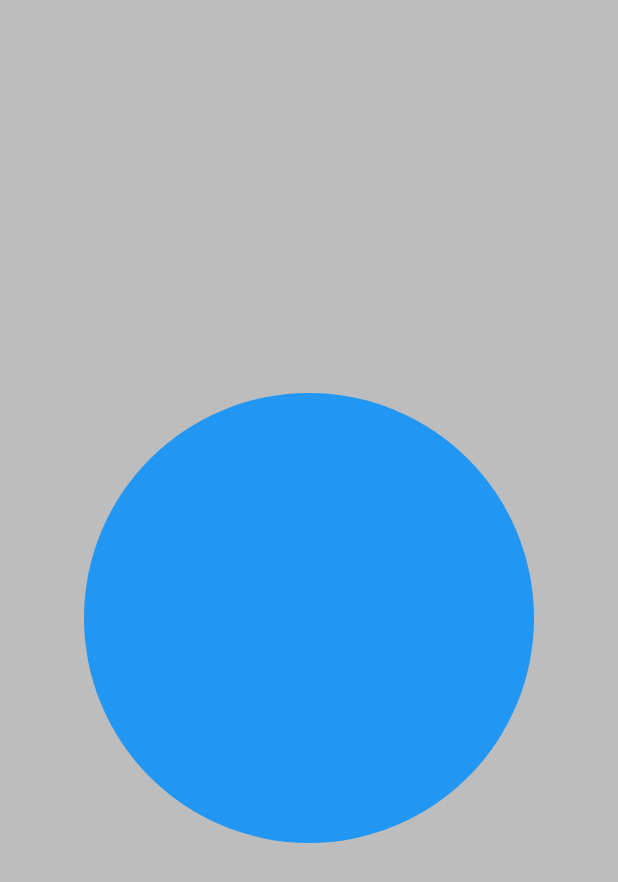
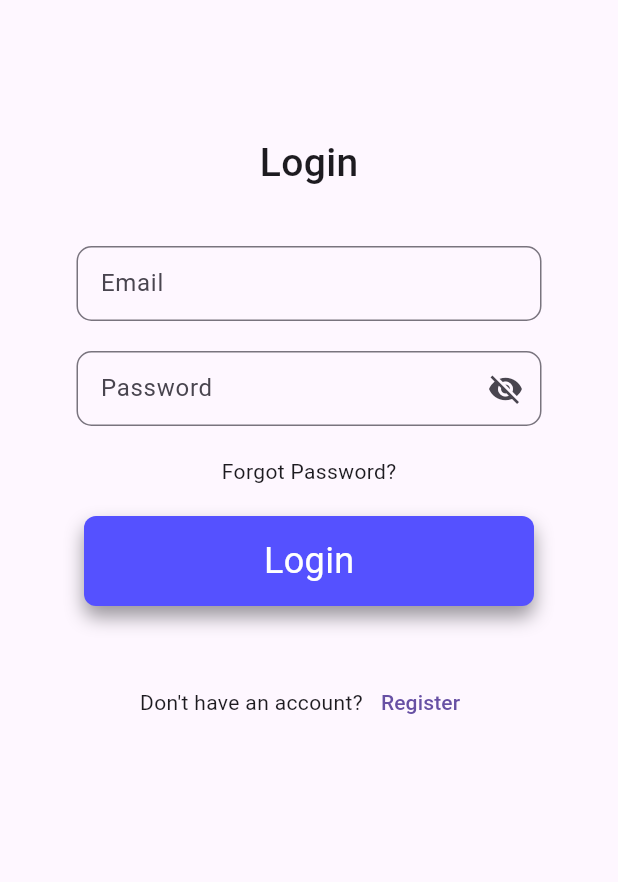
Before and after one commit to Antrimo/Pedro-Raccoon, a Flutter app: the screen it shows after launch, on a phone screen of 412 x 824 dp. Shown: the top 882 px of the screen. Run offline on Flutter 3.47's test engine with Material 3 defaults, Android fonts, the phone set to English and light mode, and no system bars; our stand-ins replace firebase_core; accounts and stored records are empty; Roboto replaces fonts that are missing (Poppins).

Commit message:
login page

```diff
--- /dev/null
+++ b/lib/Pages/login.dart
@@ -0,0 +1,148 @@
+import 'package:flutter/material.dart';
+import 'package:raccoon/raccoon.dart';
+
+class LoginPage extends StatefulWidget {
+  const LoginPage({super.key});
+
+  @override
+  State<LoginPage> createState() => _LoginPageState();
+}
+
+class _LoginPageState extends State<LoginPage> {
+  final GlobalKey<FormState> _formKey = GlobalKey<FormState>();
+  bool _obscureText1 = true;
+
+  final TextEditingController _emailController = TextEditingController();
+  final TextEditingController _passwordController = TextEditingController();
+
+  @override
+  Widget build(BuildContext context) {
+    return Scaffold(
+      body: SingleChildScrollView(
+        padding: const EdgeInsets.all(40.0),
+        child: Form(
+          key: _formKey,
+          child: Column(
+            crossAxisAlignment: CrossAxisAlignment.center,
+            children: [
+              Container(
+                margin: const EdgeInsets.only(top: 50.0),
+                child: const Center(
+                  child: Text(
+                    'Login',
+                    style: TextStyle(
+                      fontSize: 26.0,
+                      fontWeight: FontWeight.w500,
+                      fontFamily: "Poppins",
+                    ),
+                  ),
+                ),
+              ),
+              const SizedBox(height: 37.0),
+              SizedBox(
+                width: 310,
+                height: 50,
+                child: TextFormField(
+                  controller: _emailController,
+                  keyboardType: TextInputType.emailAddress,
+                  decoration: const InputDecoration(
+                    labelText: 'Email',
+                    border: OutlineInputBorder(
+                      borderRadius: BorderRadius.all(Radius.circular(10)),
+                    ),
+                  ),
+                ),
+              ),
+              const SizedBox(height: 20.0),
+              SizedBox(
+                width: 310, // Custom width
+                height: 50, // Custom height
+                child: TextFormField(
+                  controller: _passwordController,
+                  obscureText: _obscureText1,
+                  decoration: InputDecoration(
+                    labelText: 'Password',
+                    border: const OutlineInputBorder(
+                      borderRadius: BorderRadius.all(Radius.circular(10)),
+                    ),
+                    suffixIcon: IconButton(
+                      icon: Icon(_obscureText1
+                          ? Icons.visibility_off
+                          : Icons.visibility),
+                      onPressed: () {
+                        setState(() {
+                          _obscureText1 = !_obscureText1;
+                        });
+                      },
+                    ),
+                  ),
+                  validator: (value) {
+                    if (value!.isEmpty) {
+                      return 'Please enter your password';
+                    }
+                    return null;
+                  },
+                ),
+              ),
+              const SizedBox(height: 20.0),
+              const Text("Forgot Password?"),
+              const SizedBox(
+                height: 20,
+              ),
+              GestureDetector(
+                onTap: () {
+                  if (_formKey.currentState!.validate()) {
+                    Navigator.push(
+                      context,
+                      MaterialPageRoute(
+                        builder: (context) {
+                          return const Raccoon();
+                        },
+                      ),
+                    );
+                  }
+                },
+                child: Container(
+                  width: 300,
+                  height: 60,
+                  decoration: const BoxDecoration(
+                    boxShadow: [
+                      BoxShadow(
+                        color: Color.fromRGBO(52, 51, 56, 0.494),
+                        blurRadius: 10,
+                        offset: Offset(0, 7),
+                      ),
+                    ],
+                    color: Color.fromRGBO(85, 81, 255, 1),
+                    borderRadius: BorderRadius.all(
+                      Radius.circular(8),
+                    ),
+                  ),
+                  child: const Center(
+                    child: Text(
+                      "Login",
+                      style: TextStyle(color: Colors.white, fontSize: 24),
+                    ),
+                  ),
+                ),
+              ),
+              const SizedBox(
+                height: 40,
+              ),
+              Row(
+                mainAxisAlignment: MainAxisAlignment.center,
+                children: [
+                  const Text("Don't have an account?"),
+                  TextButton(
+                    onPressed: () {},
+                    child: const Text("Register"),
+                  ),
+                ],
+              )
+            ],
+          ),
+        ),
+      ),
+    );
+  }
+}
--- a/lib/main.dart
+++ b/lib/main.dart
@@ -1,5 +1,6 @@
 import 'package:firebase_core/firebase_core.dart';
 import 'package:flutter/material.dart';
+import 'package:raccoon/Pages/login.dart';
 import 'package:raccoon/firebase_options.dart';
 import 'package:raccoon/raccoon.dart';
 
@@ -19,7 +20,7 @@ class MyApp extends StatelessWidget {
       theme: ThemeData(
         primarySwatch: Colors.blue,
       ),
-      home: const Raccoon(),
+      home: const LoginPage(),
     );
   }
 }
```
